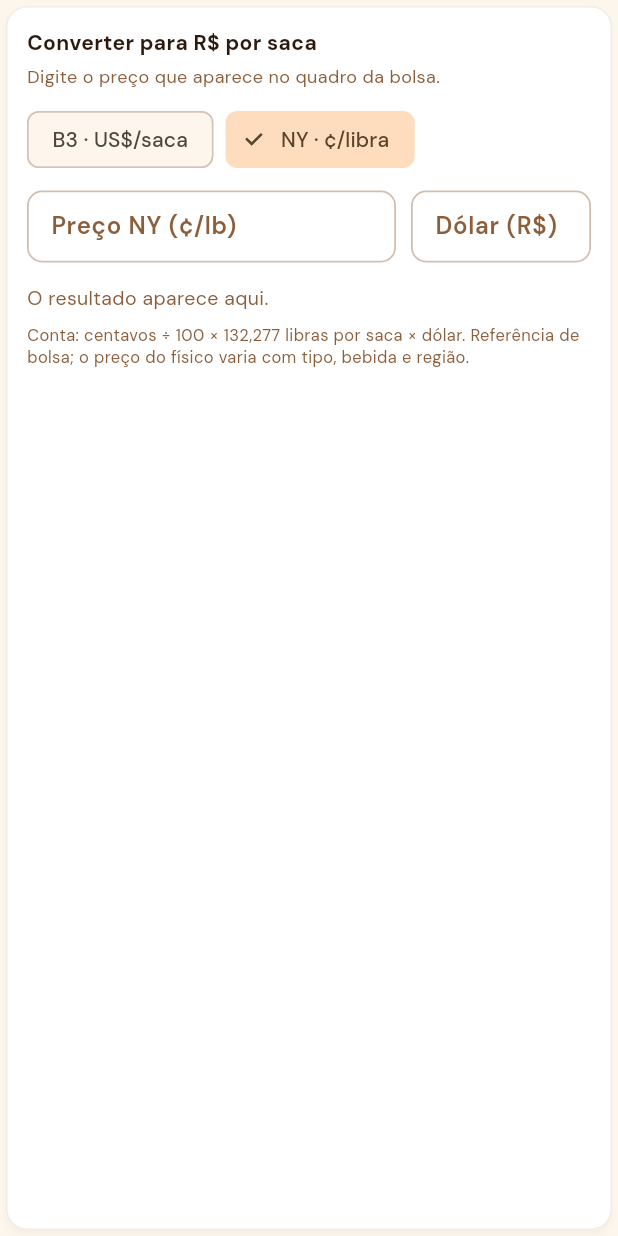
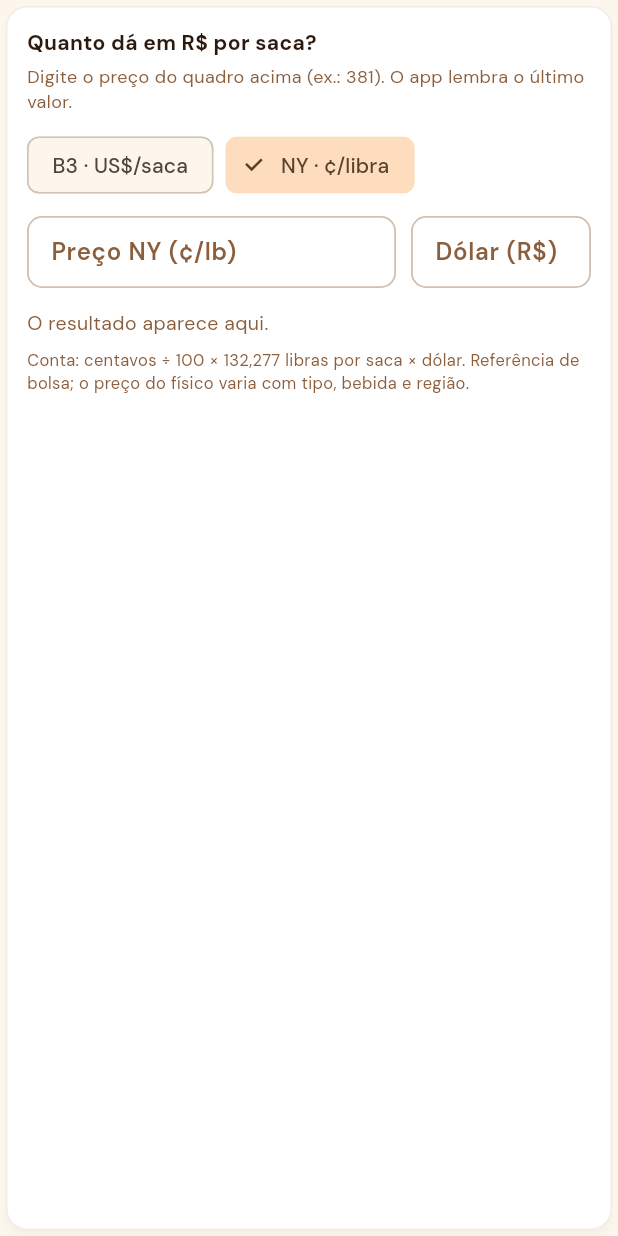
Before and after one commit to marcoaevaristo/projeto_cafe_conecta, a Flutter app: the ConversorBolsa widget shown alone on an empty page, opened directly, after a tap on "NY · ¢/libra", on a phone screen of 412 x 824 dp. Run offline on Flutter 3.47's test engine with Material 3 defaults, Android fonts, the phone set to English and light mode, and no system bars; our stand-ins replace fl_chart, flutter_map, google_fonts, image_picker, latlong2, pdf and 4 more; missing offline and left inert: dart:js_interop; accounts and stored records are empty; network calls fail.

Commit message:
Cotações: conversor para R$ logo abaixo do quadro (lembra o último preço) e média do arábica no app em R$
Co-Authored-By: Claude Opus 5.5 <noreply@anthropic.com>
Claude-Session: https://claude.ai/code/session_01HumBvmj5PuTGBNg2fFGGLy

```diff
--- a/lib/widgets/conversor_bolsa.dart
+++ b/lib/widgets/conversor_bolsa.dart
@@ -6,6 +6,7 @@ import 'package:flutter/material.dart';
 import 'package:flutter/services.dart';
 import 'package:google_fonts/google_fonts.dart';
 import 'package:intl/intl.dart';
+import 'package:shared_preferences/shared_preferences.dart';
 
 import '../utils/theme.dart';
 
@@ -59,6 +60,44 @@ class _ConversorBolsaState extends State<ConversorBolsa> {
     if (widget.dolarPtax != null) {
       _dolar.text = widget.dolarPtax!.toStringAsFixed(4).replaceAll('.', ',');
     }
+    _lembrar();
+  }
+
+  // Volta com o último preço digitado, para o valor em R$ já aparecer ao abrir a tela
+  Future<void> _lembrar() async {
+    try {
+      final p = await SharedPreferences.getInstance();
+      final ny = p.getBool('conversor_ny') ?? false;
+      final v = p.getString(ny ? 'conversor_ny_valor' : 'conversor_b3_valor');
+      if (!mounted) return;
+      setState(() {
+        _ny = ny;
+        if (v != null && _valor.text.isEmpty) _valor.text = v;
+      });
+    } catch (_) {}
+  }
+
+  Future<void> _guardar() async {
+    try {
+      final p = await SharedPreferences.getInstance();
+      await p.setBool('conversor_ny', _ny);
+      await p.setString(_ny ? 'conversor_ny_valor' : 'conversor_b3_valor', _valor.text.trim());
+    } catch (_) {}
+  }
+
+  Future<void> _trocar(bool ny) async {
+    if (ny == _ny) return;
+    await _guardar();
+    String? v;
+    try {
+      v = (await SharedPreferences.getInstance()).getString(ny ? 'conversor_ny_valor' : 'conversor_b3_valor');
+    } catch (_) {}
+    if (!mounted) return;
+    setState(() {
+      _ny = ny;
+      _valor.text = v ?? '';
+    });
+    _guardar();
   }
 
   @override
@@ -78,22 +117,22 @@ class _ConversorBolsaState extends State<ConversorBolsa> {
       child: Padding(
         padding: const EdgeInsets.all(14),
         child: Column(crossAxisAlignment: CrossAxisAlignment.start, children: [
-          Text('Converter para R\$ por saca',
+          Text('Quanto dá em R\$ por saca?',
               style: GoogleFonts.dmSans(fontWeight: FontWeight.w700, color: CafeColors.darkRoast)),
           const SizedBox(height: 4),
-          Text('Digite o preço que aparece no quadro da bolsa.',
+          Text('Digite o preço do quadro acima (ex.: 381). O app lembra o último valor.',
               style: GoogleFonts.dmSans(fontSize: 12, color: CafeColors.lightRoast)),
           const SizedBox(height: 10),
           Wrap(spacing: 8, children: [
             ChoiceChip(
               label: const Text('B3 · US\$/saca'),
               selected: !_ny,
-              onSelected: (_) => setState(() => _ny = false),
+              onSelected: (_) => _trocar(false),
             ),
             ChoiceChip(
               label: const Text('NY · ¢/libra'),
               selected: _ny,
-              onSelected: (_) => setState(() => _ny = true),
+              onSelected: (_) => _trocar(true),
             ),
           ]),
           const SizedBox(height: 10),
@@ -108,7 +147,10 @@ class _ConversorBolsaState extends State<ConversorBolsa> {
                   hintText: _ny ? 'ex.: 305,45' : 'ex.: 386,25',
                   isDense: true,
                 ),
-                onChanged: (_) => setState(() {}),
+                onChanged: (_) {
+                  setState(() {});
+                  _guardar();
+                },
               ),
             ),
             const SizedBox(width: 10),
```
Also changed, not shown: lib/screens/cotacoes_screen.dart (+26 -2 lines).
